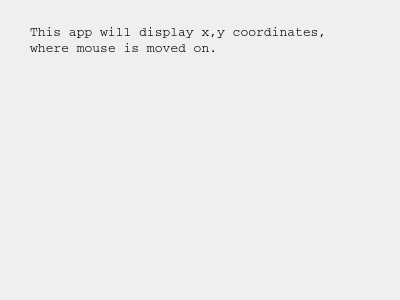
LouisLu78/pyqt5, file demos/demoMousetrack.ui: the form before one commit.
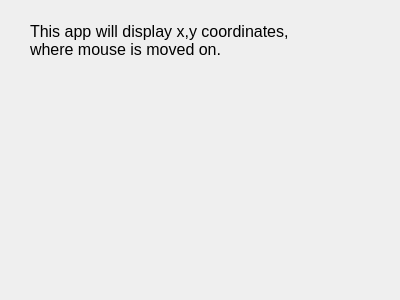
The form after the commit.

The edit to the form file:
```diff
--- a/demos/demoMousetrack.ui
+++ b/demos/demoMousetrack.ui
@@ -24,8 +24,8 @@
    </property>
    <property name="font">
     <font>
-     <family>Courier</family>
-     <pointsize>10</pointsize>
+     <family>Arial</family>
+     <pointsize>12</pointsize>
     </font>
    </property>
    <property name="text">
@@ -36,8 +36,8 @@
   <widget class="QLabel" name="label_2">
    <property name="geometry">
     <rect>
-     <x>40</x>
-     <y>120</y>
+     <x>20</x>
+     <y>240</y>
      <width>321</width>
      <height>41</height>
     </rect>
```
Left out of the diff: 2 changed lines with no effect on the pictures.
